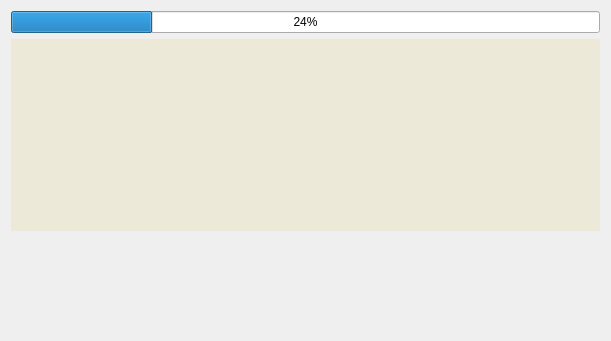
First picture: the form in gui/postprocesspage.ui, repository KDE/kdewin-installer, before the edit.
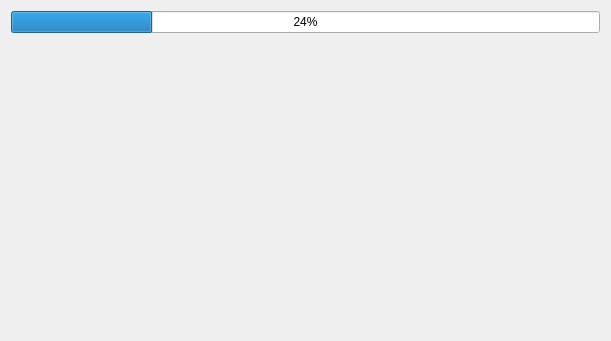
Second picture: the form after the edit.

Commit message: Make background of list widget on post processing page transparent.

```diff
--- a/gui/postprocesspage.ui
+++ b/gui/postprocesspage.ui
@@ -42,7 +42,7 @@
       <bool>true</bool>
      </property>
      <property name="styleSheet" >
-      <string notr="true" >background-color: rgb(236, 233, 216);</string>
+      <string notr="true" >background-color: transparent;</string>
      </property>
      <property name="frameShape" >
       <enum>QFrame::NoFrame</enum>
```
